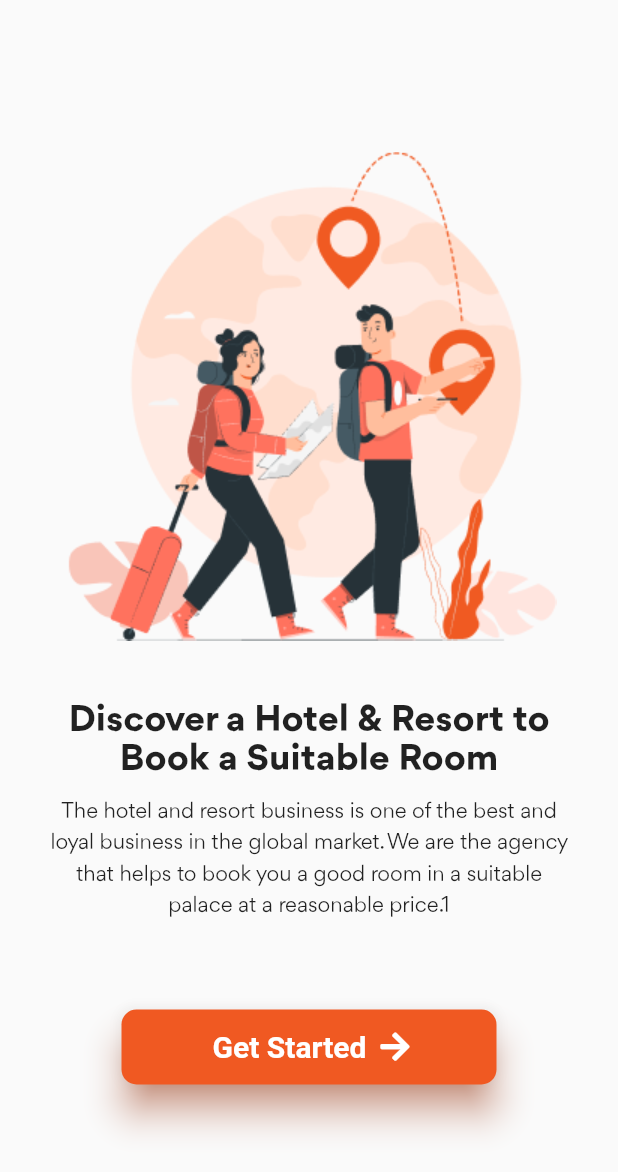
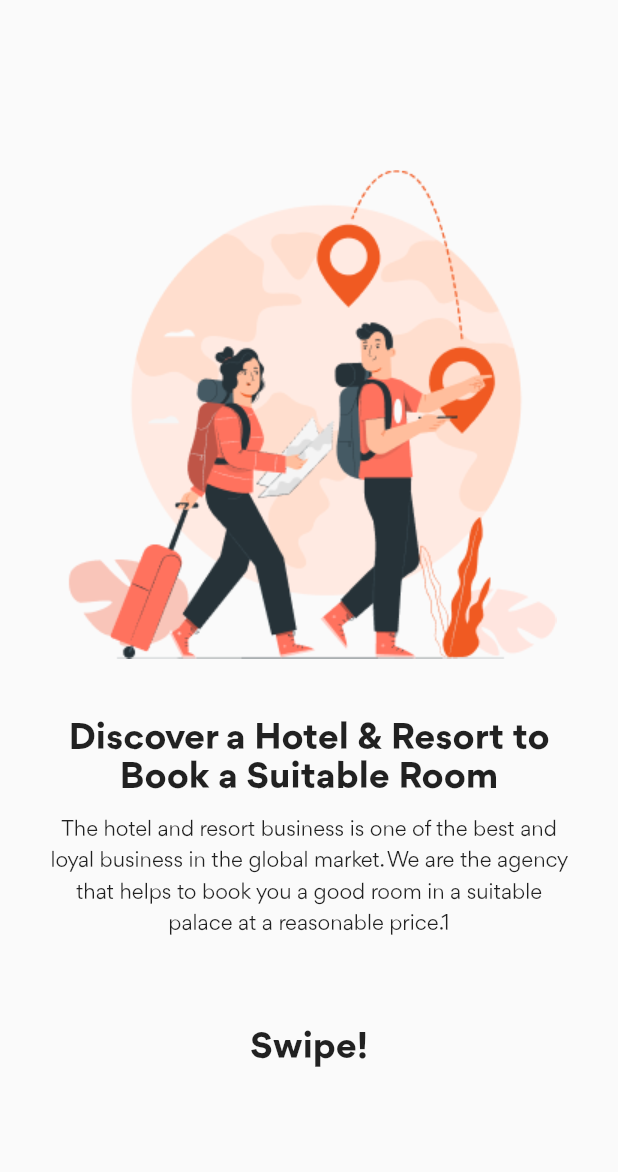
Before and after one commit to EnginBolat/travel_app_ui, a Flutter app: the screen it shows after launch, on a phone screen of 412 x 824 dp. Shown: the top 1172 px of the screen. Run offline on Flutter 3.47's test engine with Material 2 defaults, Android fonts, the phone set to English and light mode, and no system bars; our stand-ins replace font_awesome_flutter; Roboto replaces fonts that are missing (QuickSand).

Commit message:
Scrollable Screen

```diff
--- a/lib/main.dart
+++ b/lib/main.dart
@@ -1,6 +1,8 @@
 import 'package:flutter/material.dart';
 import 'package:travel_app_ui/models/swip_text.dart';
 import 'package:travel_app_ui/widget/get_started_button.dart';
+import 'package:travel_app_ui/widget/home_screen.dart';
+import 'package:travel_app_ui/widget/home_screen_alternetive.dart';
 
 void main() {
   runApp(const MyApp());
@@ -40,43 +42,8 @@ class MyHomePage extends StatefulWidget {
 class _MyHomePageState extends State<MyHomePage> {
   @override
   Widget build(BuildContext context) {
-    return Scaffold(
-      body: Padding(
-        padding: const EdgeInsets.all(30),
-        child: Column(
-          mainAxisAlignment: MainAxisAlignment.center,
-          crossAxisAlignment: CrossAxisAlignment.center,
-          children: [
-            const Image(
-              image: AssetImage("assets/images/humans.png"),
-            ),
-            const SizedBox(
-              height: 40,
-            ),
-            const Text(
-              "Discover a Hotel & Resort to Book a Suitable Room",
-              style: TextStyle(
-                  fontSize: 24,
-                  fontFamily: "Gordita",
-                  fontWeight: FontWeight.w600),
-              textAlign: TextAlign.center,
-            ),
-            const SizedBox(
-              height: 10,
-            ),
-            Text(
-              swipText[0],
-              style: const TextStyle(
-                  fontSize: 14, fontFamily: "Gordita", height: 1.5),
-              textAlign: TextAlign.center,
-            ),
-            const SizedBox(
-              height: 60,
-            ),
-            const GetStartedButton(),
-          ],
-        ),
-      ),
+    return const Scaffold(
+      body: HomeScreen(),
     );
   }
 }
--- /dev/null
+++ b/lib/widget/home_screen.dart
@@ -0,0 +1,67 @@
+import 'package:flutter/material.dart';
+import 'package:travel_app_ui/models/swip_text.dart';
+
+import 'get_started_button.dart';
+
+class HomeScreen extends StatefulWidget {
+  const HomeScreen({Key? key}) : super(key: key);
+
+  @override
+  State<HomeScreen> createState() => _HomeScreenState();
+}
+
+class _HomeScreenState extends State<HomeScreen> {
+  @override
+  Widget build(BuildContext context) {
+    return PageView.builder(
+      scrollDirection: Axis.horizontal,
+      itemCount: swipText.length,
+      itemBuilder: ((context, index) {
+        return Padding(
+          padding: const EdgeInsets.all(30),
+          child: Column(
+            mainAxisAlignment: MainAxisAlignment.center,
+            crossAxisAlignment: CrossAxisAlignment.center,
+            children: [
+              const Image(
+                image: AssetImage("assets/images/humans.png"),
+              ),
+              const SizedBox(
+                height: 40,
+              ),
+              const Text(
+                "Discover a Hotel & Resort to Book a Suitable Room",
+                style: TextStyle(
+                    fontSize: 24,
+                    fontFamily: "Gordita",
+                    fontWeight: FontWeight.w600),
+                textAlign: TextAlign.center,
+              ),
+              const SizedBox(
+                height: 10,
+              ),
+              Text(
+                swipText[index],
+                style: const TextStyle(
+                    fontSize: 14, fontFamily: "Gordita", height: 1.5),
+                textAlign: TextAlign.center,
+              ),
+              const SizedBox(
+                height: 60,
+              ),
+              index == 2
+                  ? const GetStartedButton()
+                  : const Text(
+                      "Swipe!",
+                      style: TextStyle(
+                          fontSize: 24,
+                          fontFamily: "Gordita",
+                          fontWeight: FontWeight.w600),
+                    )
+            ],
+          ),
+        );
+      }),
+    );
+  }
+}
```
